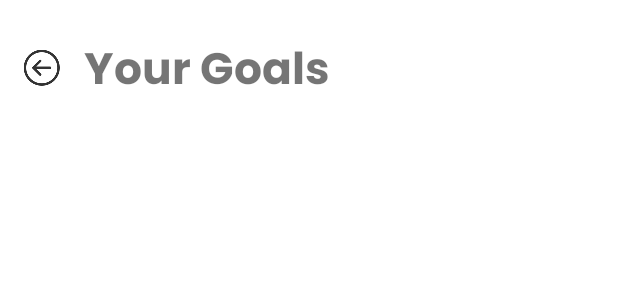
After one commit to LassazVegaz/AquaCube, an Android app: the layout fragment_header.xml on its own in the app's theme, with its tools: preview values and no code run, on a phone screen of 412 x 824 dp. The commit adds this screen. Shown: the top 300 px of the screen. Run offline under Robolectric (Android 15) with nearby library versions, the phone set to English and light mode, and no system bars.

Commit message:
header fragment UI

```diff
--- /dev/null
+++ b/app/src/main/res/layout/fragment_header.xml
@@ -0,0 +1,35 @@
+<?xml version="1.0" encoding="utf-8"?>
+<androidx.constraintlayout.widget.ConstraintLayout xmlns:android="http://schemas.android.com/apk/res/android"
+    xmlns:tools="http://schemas.android.com/tools"
+    xmlns:app="http://schemas.android.com/apk/res-auto"
+    android:layout_width="match_parent"
+    android:layout_height="90dp"
+    tools:context=".HeaderFragment">
+
+    <ImageView
+        android:id="@+id/header_backIcon"
+        android:layout_width="wrap_content"
+        android:layout_height="wrap_content"
+        app:layout_constraintBottom_toBottomOf="parent"
+        app:layout_constraintEnd_toStartOf="@+id/header_Text"
+        app:layout_constraintStart_toStartOf="parent"
+        app:layout_constraintTop_toTopOf="parent"
+        app:srcCompat="@drawable/top_back_button"
+        tools:layout_height="wrap_content"
+        tools:layout_width="wrap_content" />
+
+    <TextView
+        android:id="@+id/header_Text"
+        android:layout_width="wrap_content"
+        android:layout_height="wrap_content"
+        android:layout_marginStart="56dp"
+        android:fontFamily="@font/poppins_bold"
+        android:text="Your Goals"
+        android:textFontWeight="@integer/material_motion_duration_long_1"
+        android:textSize="29dp"
+        app:layout_constraintBottom_toBottomOf="parent"
+        app:layout_constraintStart_toStartOf="parent"
+        app:layout_constraintTop_toTopOf="parent"
+        app:layout_constraintVertical_bias="0.6" />
+
+</androidx.constraintlayout.widget.ConstraintLayout>
--- a/app/src/main/res/values/strings.xml
+++ b/app/src/main/res/values/strings.xml
@@ -9,4 +9,6 @@
 
     <string name="hello_first_fragment">Hello first fragment</string>
     <string name="hello_second_fragment">Hello second fragment. Arg: %1$s</string>
+    <!-- TODO: Remove or change this placeholder text -->
+    <string name="hello_blank_fragment">Hello blank fragment</string>
 </resources>
```
Also changed, not shown: app/src/main/java/com/example/icecube/HeaderFragment.java (added, +64 -0 lines).
